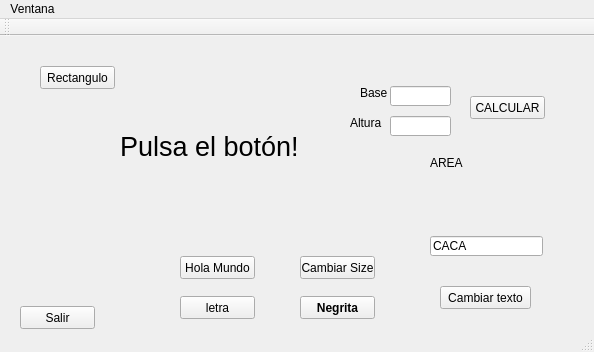
Before: the Qt Designer form mainwindow.ui in jaimelaborda/Ejemplo-Qt, drawn with Qt 5.
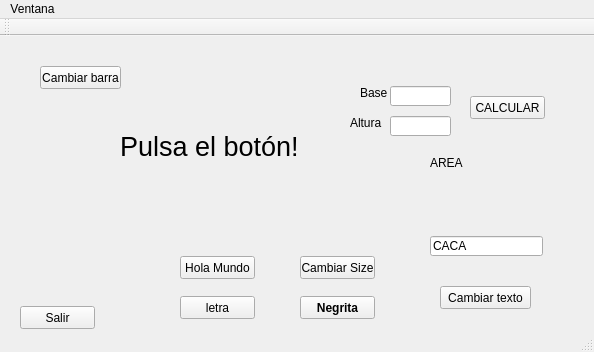
After: the same form once the commit is applied.

Patch:
```diff
--- a/mainwindow.ui
+++ b/mainwindow.ui
@@ -121,12 +121,12 @@
      <rect>
       <x>40</x>
       <y>30</y>
-      <width>75</width>
+      <width>81</width>
       <height>23</height>
      </rect>
     </property>
     <property name="text">
-     <string>Rectangulo</string>
+     <string>Cambiar barra</string>
     </property>
    </widget>
    <widget class="QPushButton" name="pushButtonArea">
```
Left out of the diff: 2 changed lines with no effect on the pictures.
